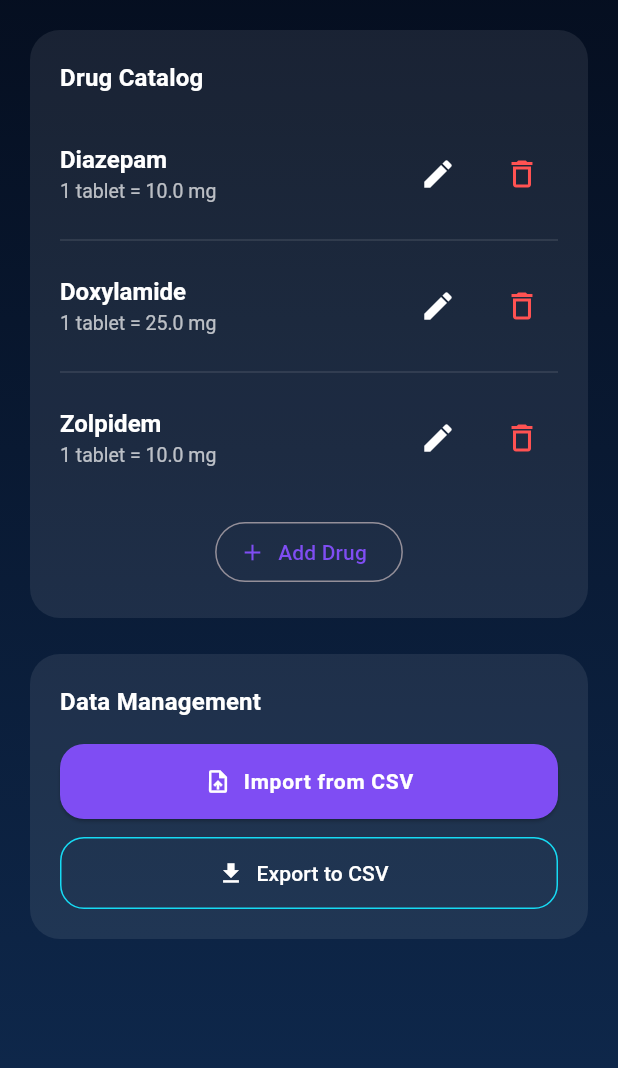
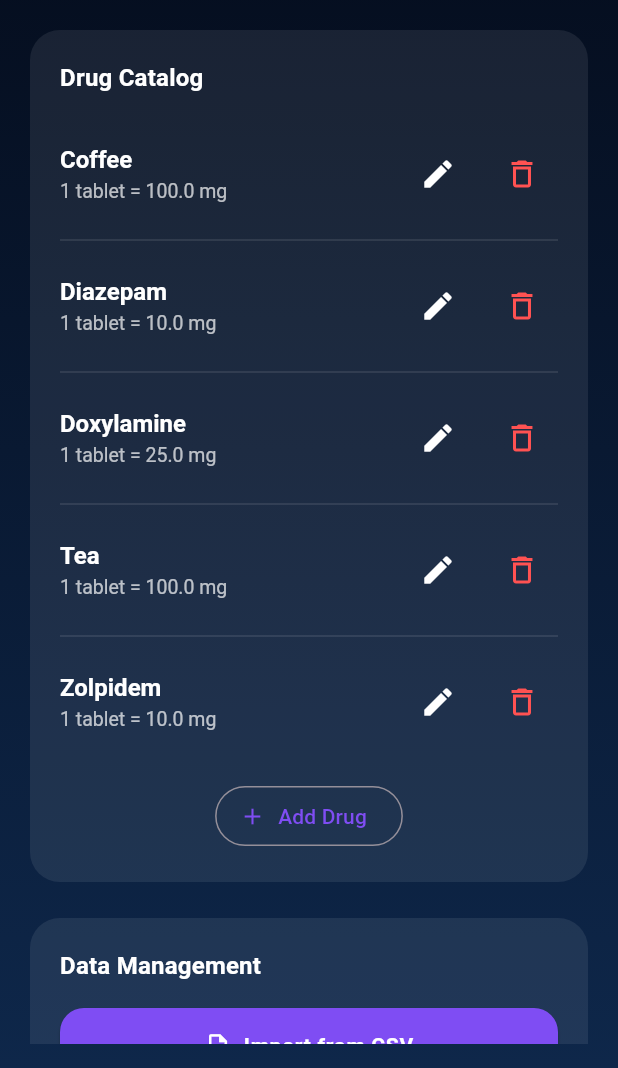
Before and after one commit to roycocup/drugs_tracker_android, a Flutter app: the screen it shows after launch, tab 3 chosen, on a phone screen of 412 x 824 dp, the part 168-1236 px from its top. Run offline on Flutter 3.47's test engine with Material 3 defaults, Android fonts, the phone set to English and light mode, and no system bars; our stand-ins replace file_picker, firebase_analytics, firebase_core, firebase_crashlytics, fl_chart, flutter_slidable and 3 more; accounts and stored records are empty.

Commit message:
drugs config

```diff
--- a/lib/config/drug_config.dart
+++ b/lib/config/drug_config.dart
@@ -5,7 +5,9 @@ class DrugConfig {
 
   static const List<Drug> defaultDrugs = [
     Drug(name: 'Diazepam', tabletDoseMg: 10.0),
-    Drug(name: 'Doxylamide', tabletDoseMg: 25.0),
+    Drug(name: 'Doxylamine', tabletDoseMg: 25.0),
     Drug(name: 'Zolpidem', tabletDoseMg: 10.0),
+    Drug(name: 'Coffee', tabletDoseMg: 100.0),
+    Drug(name: 'Tea', tabletDoseMg: 100.0),
   ];
 }
```
Also changed, not shown: 1 other file.
